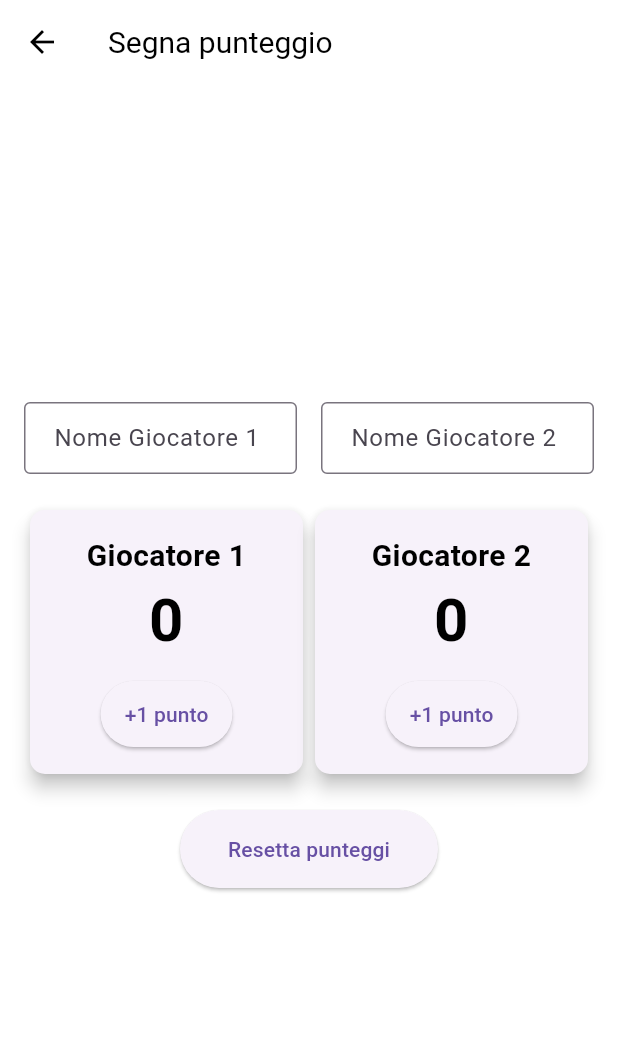
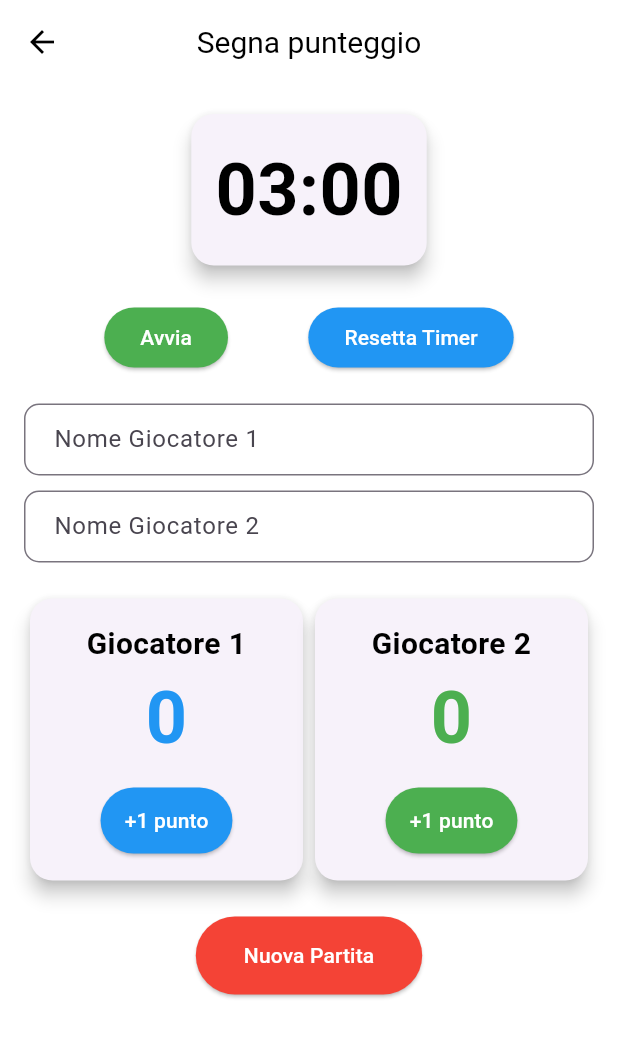
Before and after one commit to AleksandroAliaj/Fencing_App_Flutter, a Flutter app: the screen it shows once a user with an empty profile is signed in, in the side drawer, after a tap on "Segna punteggio", on a phone screen of 412 x 824 dp. Shown: the top 1037 px of the screen. Run offline on Flutter 3.47's test engine with Material 3 defaults, Android fonts, the light colour scheme and no system bars; our stand-ins replace cloud_firestore, csv, firebase_auth, firebase_core, google_sign_in, multi_select_flutter and 1 more; accounts and stored records are empty.

Commit message:
segna punti

```diff
--- a/lib/score_screen.dart
+++ b/lib/score_screen.dart
@@ -1,5 +1,6 @@
 // ignore_for_file: use_super_parameters, library_private_types_in_public_api, sort_child_properties_last
 
+import 'dart:async';
 import 'package:flutter/material.dart';
 
 class ScoreScreen extends StatefulWidget {
@@ -14,24 +15,95 @@ class _ScoreScreenState extends State<ScoreScreen> {
   final TextEditingController _player2Controller = TextEditingController();
   int _player1Score = 0;
   int _player2Score = 0;
+  int _remainingSeconds = 180; // 3 minutes
+  Timer? _timer;
+  bool _isGameOver = false;
+  bool _isTimerRunning = false;
 
-  void _incrementScore1() {
+  @override
+  void dispose() {
+    _timer?.cancel();
+    _player1Controller.dispose();
+    _player2Controller.dispose();
+    super.dispose();
+  }
+
+  void _toggleTimer() {
     setState(() {
-      if (_player1Score < 15) _player1Score++;
+      if (_isTimerRunning) {
+        _timer?.cancel();
+        _isTimerRunning = false;
+      } else {
+        _startTimer();
+        _isTimerRunning = true;
+      }
     });
   }
 
-  void _incrementScore2() {
+  void _startTimer() {
+    _timer = Timer.periodic(const Duration(seconds: 1), (timer) {
       setState(() {
-      if (_player2Score < 15) _player2Score++;
+        if (_remainingSeconds > 0) {
+          _remainingSeconds--;
+        } else {
+          _timer?.cancel();
+          _isGameOver = true;
+          _isTimerRunning = false;
+        }
+      });
     });
   }
 
-  void _resetScores() {
+  void _resetTimer() {
+    setState(() {
+      _timer?.cancel();
+      _remainingSeconds = 180;
+      _isTimerRunning = false;
+      _isGameOver = false;
+    });
+  }
+
+  void _incrementScore(int playerIndex) {
+    if (_isGameOver) return;
+    setState(() {
+      if (playerIndex == 1 && _player1Score < 15) {
+        _player1Score++;
+      } else if (playerIndex == 2 && _player2Score < 15) {
+        _player2Score++;
+      }
+      if (_player1Score == 15 || _player2Score == 15) {
+        _timer?.cancel();
+        _isGameOver = true;
+        _isTimerRunning = false;
+      }
+    });
+  }
+
+  void _resetGame() {
     setState(() {
       _player1Score = 0;
       _player2Score = 0;
+      _remainingSeconds = 180;
+      _isGameOver = false;
+      _isTimerRunning = false;
     });
+    _timer?.cancel();
+  }
+
+  String _formatTime(int seconds) {
+    int minutes = seconds ~/ 60;
+    int remainingSeconds = seconds % 60;
+    return '${minutes.toString().padLeft(2, '0')}:${remainingSeconds.toString().padLeft(2, '0')}';
+  }
+
+  String _getWinnerText() {
+    if (_player1Score > _player2Score) {
+      return '${_player1Controller.text.isEmpty ? 'Giocatore 1' : _player1Controller.text} ha vinto!';
+    } else if (_player2Score > _player1Score) {
+      return '${_player2Controller.text.isEmpty ? 'Giocatore 2' : _player2Controller.text} ha vinto!';
+    } else {
+      return 'Pareggio!';
+    }
   }
 
   @override
@@ -39,95 +111,132 @@ class _ScoreScreenState extends State<ScoreScreen> {
     return Scaffold(
       appBar: AppBar(
         title: const Text('Segna punteggio'),
+        centerTitle: true,
       ),
-      body: Padding(
+      body: SingleChildScrollView(
+        child: Padding(
           padding: const EdgeInsets.all(16.0),
           child: Column(
             mainAxisAlignment: MainAxisAlignment.center,
             children: [
-            // Section for player names
-            Row(
-              children: [
-                Expanded(
-                  child: TextField(
-                    controller: _player1Controller,
-                    decoration: const InputDecoration(
-                      border: OutlineInputBorder(),
-                      labelText: 'Nome Giocatore 1',
-                      contentPadding: EdgeInsets.symmetric(horizontal: 16.0),
+              _buildTimerDisplay(),
+              const SizedBox(height: 20),
+              _buildTimerControls(),
+              const SizedBox(height: 20),
+              _buildPlayerNameInputs(),
+              const SizedBox(height: 20),
+              _buildScoreCards(),
+              const SizedBox(height: 20),
+              _buildResetButton(),
+              const SizedBox(height: 20),
+              if (_isGameOver) _buildWinnerDisplay(),
+            ],
           ),
         ),
       ),
-                const SizedBox(width: 16.0),
-                Expanded(
-                  child: TextField(
-                    controller: _player2Controller,
-                    decoration: const InputDecoration(
-                      border: OutlineInputBorder(),
-                      labelText: 'Nome Giocatore 2',
-                      contentPadding: EdgeInsets.symmetric(horizontal: 16.0),
+    );
+  }
+
+  Widget _buildTimerDisplay() {
+    return Card(
+      elevation: 5.0,
+      shape: RoundedRectangleBorder(borderRadius: BorderRadius.circular(15.0)),
+      child: Padding(
+        padding: const EdgeInsets.all(16.0),
+        child: Text(
+          _formatTime(_remainingSeconds),
+          style: TextStyle(
+            fontSize: 48,
+            fontWeight: FontWeight.bold,
+            color: _remainingSeconds <= 30 ? Colors.red : Colors.black,
           ),
         ),
       ),
+    );
+  }
+
+  Widget _buildTimerControls() {
+    return Row(
+      mainAxisAlignment: MainAxisAlignment.spaceEvenly,
+      children: [
+        ElevatedButton(
+          onPressed: _isGameOver ? null : _toggleTimer,
+          child: Text(
+            _isTimerRunning ? 'Pausa' : 'Avvia',
+            style: const TextStyle(color: Colors.white),
+          ),
+          style: ElevatedButton.styleFrom(
+            backgroundColor: _isTimerRunning ? Colors.orange : Colors.green,
+          ),
+        ),
+        ElevatedButton(
+          onPressed: _isGameOver ? null : _resetTimer,
+          child: const Text(
+            'Resetta Timer',
+            style: TextStyle(color: Colors.white),
+          ),
+          style: ElevatedButton.styleFrom(
+            backgroundColor: Colors.blue,
+          ),
+        ),
       ],
+    );
+  }
+
+  Widget _buildPlayerNameInputs() {
+    return Column(
+      children: [
+        TextField(
+          controller: _player1Controller,
+          decoration: InputDecoration(
+            border: OutlineInputBorder(borderRadius: BorderRadius.circular(10)),
+            labelText: 'Nome Giocatore 1',
+            contentPadding: const EdgeInsets.symmetric(horizontal: 16.0),
           ),
-            const SizedBox(height: 20),
+        ),
+        const SizedBox(height: 10),
+        TextField(
+          controller: _player2Controller,
+          decoration: InputDecoration(
+            border: OutlineInputBorder(borderRadius: BorderRadius.circular(10)),
+            labelText: 'Nome Giocatore 2',
+            contentPadding: const EdgeInsets.symmetric(horizontal: 16.0),
+          ),
+        ),
+      ],
+    );
+  }
 
-            // Section for score display and increment buttons
-            Row(
+  Widget _buildScoreCards() {
+    return Row(
       mainAxisAlignment: MainAxisAlignment.spaceEvenly,
       children: [
         _buildScoreCard(
           playerName: _player1Controller.text.isEmpty ? 'Giocatore 1' : _player1Controller.text,
           score: _player1Score,
-                  onIncrement: _incrementScore1,
+          onIncrement: () => _incrementScore(1),
+          color: Colors.blue,
         ),
         _buildScoreCard(
           playerName: _player2Controller.text.isEmpty ? 'Giocatore 2' : _player2Controller.text,
           score: _player2Score,
-                  onIncrement: _incrementScore2,
+          onIncrement: () => _incrementScore(2),
+          color: Colors.green,
         ),
       ],
-            ),
-            const SizedBox(height: 20),
-
-            // Reset button
-            ElevatedButton(
-              onPressed: _resetScores,
-              style: ElevatedButton.styleFrom(
-                padding: const EdgeInsets.symmetric(vertical: 16.0, horizontal: 32.0),
-              ),
-              child: const Text('Resetta punteggi'),
-            ),
-            const SizedBox(height: 20),
-
-            // Winner display
-            if (_player1Score == 15 || _player2Score == 15)
-              Text(
-                _player1Score == 15
-                    ? '${_player1Controller.text.isEmpty ? 'Giocatore 1' : _player1Controller.text} ha vinto!'
-                    : '${_player2Controller.text.isEmpty ? 'Giocatore 2' : _player2Controller.text} ha vinto!',
-                style: const TextStyle(fontSize: 24, fontWeight: FontWeight.bold),
-                textAlign: TextAlign.center,
-              ),
-          ],
-        ),
-      ),
     );
   }
 
-  // Helper method to build score cards
   Widget _buildScoreCard({
     required String playerName,
     required int score,
     required VoidCallback onIncrement,
+    required Color color,
   }) {
     return Expanded(
       child: Card(
         elevation: 5.0,
-        shape: RoundedRectangleBorder(
-          borderRadius: BorderRadius.circular(10.0),
-        ),
+        shape: RoundedRectangleBorder(borderRadius: BorderRadius.circular(15.0)),
         child: Padding(
           padding: const EdgeInsets.all(16.0),
           child: Column(
@@ -140,15 +249,19 @@ class _ScoreScreenState extends State<ScoreScreen> {
               ),
               Text(
                 '$score',
-                style: const TextStyle(fontSize: 40, fontWeight: FontWeight.bold),
+                style: TextStyle(fontSize: 48, fontWeight: FontWeight.bold, color: color),
                 textAlign: TextAlign.center,
               ),
               const SizedBox(height: 10),
               ElevatedButton(
-                onPressed: onIncrement,
-                child: const Text('+1 punto'),
+                onPressed: _isGameOver ? null : onIncrement,
+                child: const Text(
+                  '+1 punto',
+                  style: TextStyle(color: Colors.white),
+                ),
                 style: ElevatedButton.styleFrom(
                   padding: const EdgeInsets.symmetric(vertical: 12.0, horizontal: 16.0),
+                  backgroundColor: color,
                 ),
               ),
             ],
@@ -157,4 +270,34 @@ class _ScoreScreenState extends State<ScoreScreen> {
       ),
     );
   }
+
+  Widget _buildResetButton() {
+    return ElevatedButton(
+      onPressed: _resetGame,
+      style: ElevatedButton.styleFrom(
+        padding: const EdgeInsets.symmetric(vertical: 16.0, horizontal: 32.0),
+        backgroundColor: Colors.red,
+      ),
+      child: const Text(
+        'Nuova Partita',
+        style: TextStyle(color: Colors.white),
+      ),
+    );
   }
+
+  Widget _buildWinnerDisplay() {
+    return Card(
+      elevation: 5.0,
+      shape: RoundedRectangleBorder(borderRadius: BorderRadius.circular(15.0)),
+      color: Colors.amber,
+      child: Padding(
+        padding: const EdgeInsets.all(16.0),
+        child: Text(
+          _getWinnerText(),
+          style: const TextStyle(fontSize: 24, fontWeight: FontWeight.bold),
+          textAlign: TextAlign.center,
+        ),
+      ),
+    );
+  }
+}
```
Lines whose indentation alone changed are shown as unchanged.
